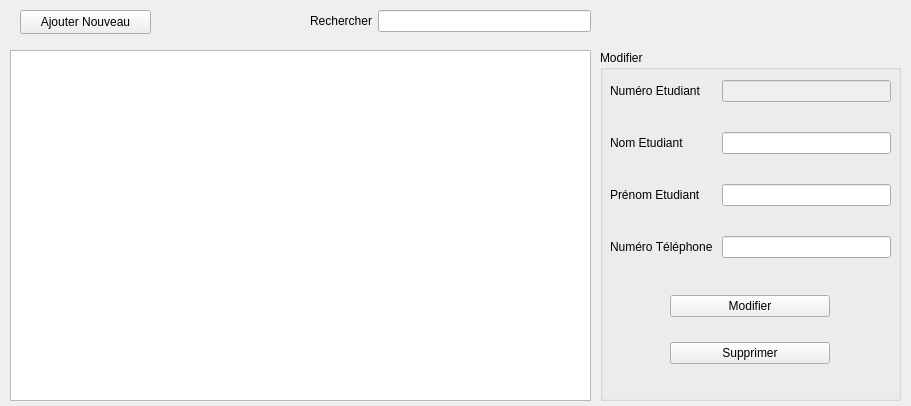
Qt form cruds/louercrud.ui (Frankral/ProjetFinL1) before a commit.
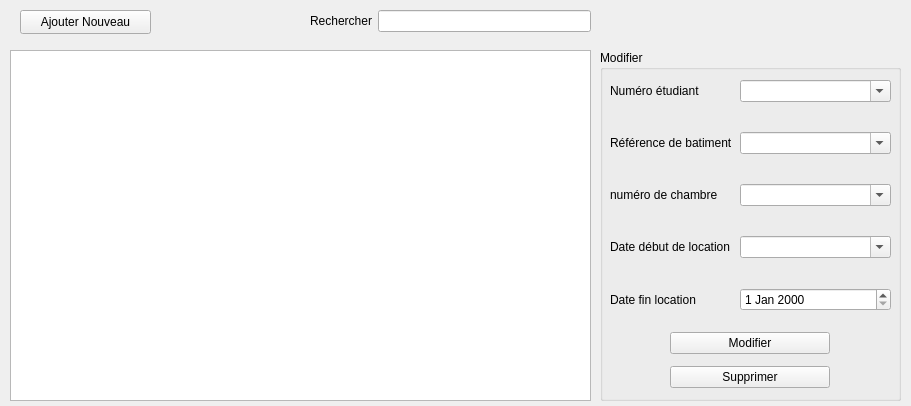
The same form after that commit. Custom widgets are drawn as their Qt base class.

Patch:
```diff
--- a/cruds/louercrud.ui
+++ b/cruds/louercrud.ui
@@ -69,7 +69,7 @@
       <x>10</x>
       <y>30</y>
       <width>281</width>
-      <height>188</height>
+      <height>243</height>
      </rect>
     </property>
     <layout class="QFormLayout" name="formLayout">
@@ -79,44 +79,66 @@
      <item row="1" column="0">
       <widget class="QLabel" name="label">
        <property name="text">
-        <string>Nom Etudiant</string>
+        <string>Référence de batiment</string>
        </property>
       </widget>
      </item>
-     <item row="1" column="1">
-      <widget class="QLineEdit" name="InputNom"/>
-     </item>
      <item row="2" column="0">
       <widget class="QLabel" name="label_3">
        <property name="text">
-        <string>Prénom Etudiant</string>
+        <string>numéro de chambre</string>
        </property>
       </widget>
      </item>
-     <item row="2" column="1">
-      <widget class="QLineEdit" name="InputPrenom"/>
-     </item>
      <item row="3" column="0">
       <widget class="QLabel" name="label_2">
        <property name="text">
-        <string>Numéro Téléphone </string>
+        <string>Date début de location </string>
        </property>
       </widget>
      </item>
-     <item row="3" column="1">
-      <widget class="CustomLineEdit" name="InputNumTel"/>
-     </item>
      <item row="0" column="0">
       <widget class="QLabel" name="label_4">
        <property name="text">
-        <string>Numéro Etudiant</string>
+        <string>Numéro étudiant</string>
        </property>
       </widget>
      </item>
      <item row="0" column="1">
-      <widget class="QLineEdit" name="numEtudiant">
-       <property name="enabled">
-        <bool>false</bool>
+      <widget class="CustomCombo" name="numEt">
+       <property name="editable">
+        <bool>true</bool>
+       </property>
+      </widget>
+     </item>
+     <item row="4" column="0">
+      <widget class="QLabel" name="label_5">
+       <property name="text">
+        <string>Date fin location</string>
+       </property>
+      </widget>
+     </item>
+     <item row="4" column="1">
+      <widget class="QDateEdit" name="dateFinLoc"/>
+     </item>
+     <item row="1" column="1">
+      <widget class="CustomCombo" name="refBat">
+       <property name="editable">
+        <bool>true</bool>
+       </property>
+      </widget>
+     </item>
+     <item row="2" column="1">
+      <widget class="CustomCombo" name="numChambre">
+       <property name="editable">
+        <bool>true</bool>
+       </property>
+      </widget>
+     </item>
+     <item row="3" column="1">
+      <widget class="CustomCombo" name="dateDebLoc">
+       <property name="editable">
+        <bool>true</bool>
        </property>
       </widget>
      </item>
@@ -126,14 +148,14 @@
     <property name="geometry">
      <rect>
       <x>70</x>
-      <y>230</y>
+      <y>270</y>
       <width>160</width>
-      <height>101</height>
+      <height>81</height>
      </rect>
     </property>
     <layout class="QVBoxLayout" name="verticalLayout">
      <property name="spacing">
-      <number>10</number>
+      <number>0</number>
      </property>
      <item>
       <widget class="QPushButton" name="modifierButton">
@@ -183,9 +205,9 @@
  </widget>
  <customwidgets>
   <customwidget>
-   <class>CustomLineEdit</class>
-   <extends>QLineEdit</extends>
-   <header location="global">customLineEdit.h</header>
+   <class>CustomCombo</class>
+   <extends>QComboBox</extends>
+   <header>customCombo.h</header>
   </customwidget>
  </customwidgets>
  <resources/>
```
Left out of the diff: 2 changed lines with no effect on the pictures.
